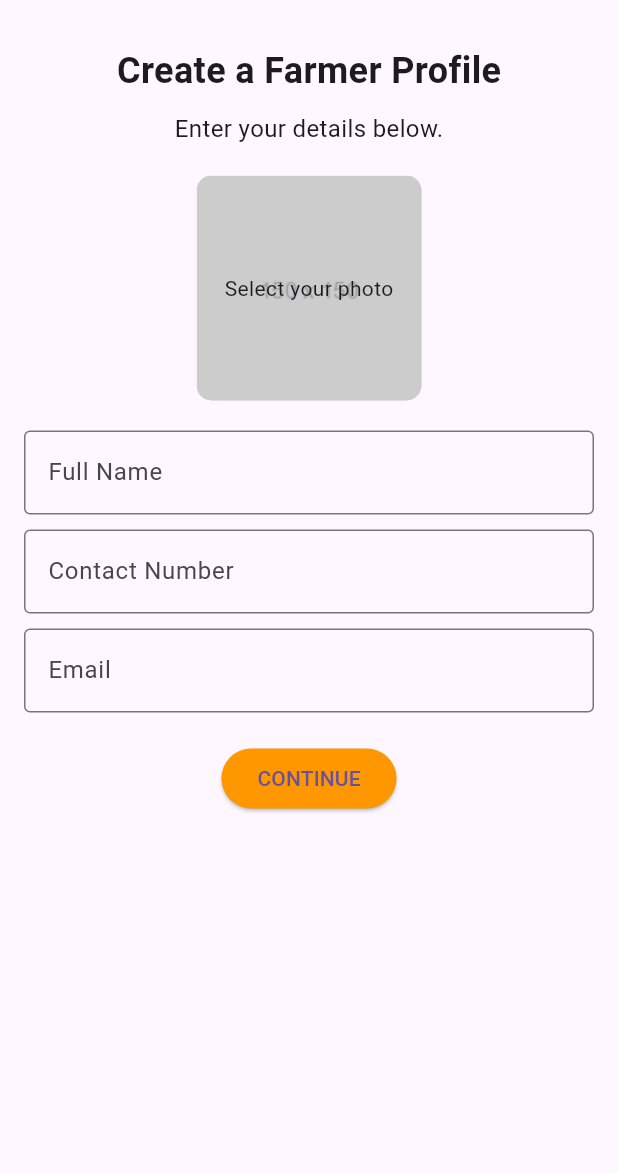
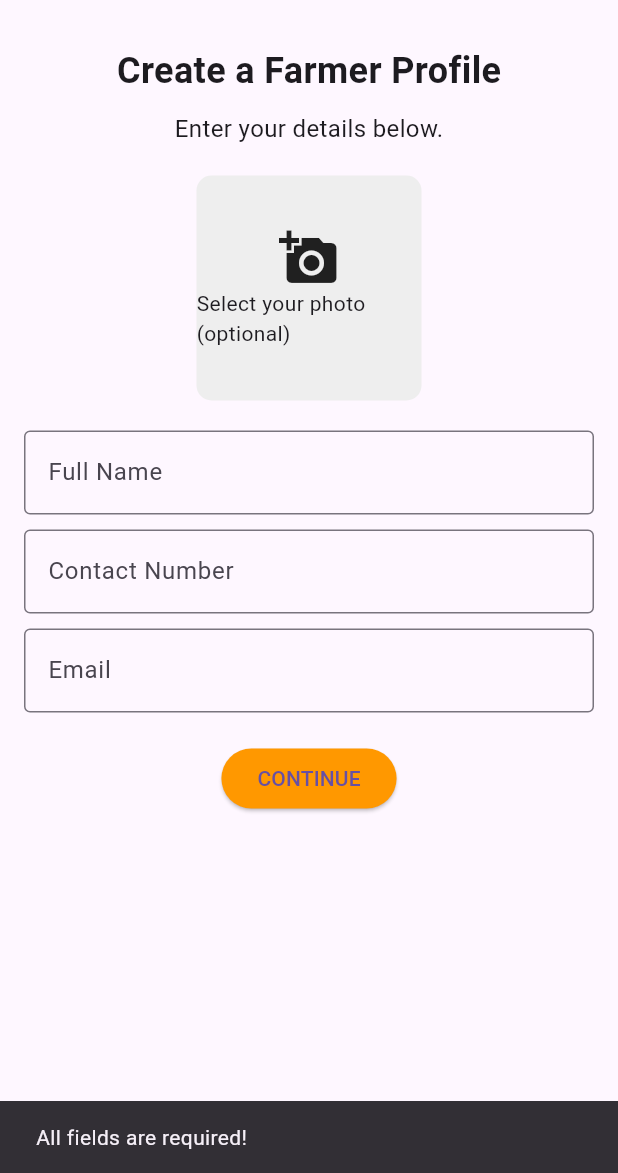
Before and after one commit to fagojs/FarmConnect, a Flutter app: the CreateFarmerPersonalProfile screen opened directly, after a tap on "CONTINUE", on a phone screen of 412 x 824 dp, the part 63-1236 px from its top. Run offline on Flutter 3.47's test engine with Material 3 defaults, Android fonts, the phone set to English and light mode, and no system bars; our stand-ins replace image_picker.

Commit message:
form-field validation

```diff
--- a/lib/screens/farmer/create_farmer_profile/personal.dart
+++ b/lib/screens/farmer/create_farmer_profile/personal.dart
@@ -32,6 +32,13 @@ class _CreateFarmerPersonalProfileState extends State<CreateFarmerPersonalProfil
 
     // Function to navigate to farm info form
   void _goToFarmInfo() {
+     // Check if any field is empty
+    if (email.isEmpty || fullName.isEmpty || contactNumber.isEmpty) {
+      ScaffoldMessenger.of(context).showSnackBar(
+        SnackBar(content: Text('All fields are required!')),
+      );
+      return;
+    }
     Navigator.push(
       context,
       MaterialPageRoute(
@@ -174,15 +181,17 @@ class _CreateFarmerPersonalProfileState extends State<CreateFarmerPersonalProfil
                         decoration: BoxDecoration(
                           color: Colors.grey[200],
                           borderRadius: BorderRadius.circular(10),
-                          image: DecorationImage(image: AssetImage('images/placeholder_img.png'),
-                          fit:BoxFit.cover),
+                          //image: DecorationImage(image: AssetImage('images/placeholder_img.png'),
+                          //fit:BoxFit.cover),
                         ),
                         child: Center(
                           child: Column(
                             mainAxisAlignment: MainAxisAlignment.center,
                             children: [
-                              // Icon(Icons.add_a_photo, size: 40),
-                              Text('Select your photo'),
+                              Icon(Icons.add_a_photo, size: 40),
+                              Text(
+                                'Select your photo (optional)'
+                              ),
                             ],
                           ),
                         ),
@@ -226,7 +235,9 @@ class _CreateFarmerPersonalProfileState extends State<CreateFarmerPersonalProfil
               ),
               SizedBox(height: 20),
               ElevatedButton(
-                onPressed: (){_goToFarmInfo;},
+                onPressed: (){
+                  _goToFarmInfo();
+                  },
                 child: Text('CONTINUE'),
                 style: ElevatedButton.styleFrom(
                   backgroundColor: Colors.orange, // background
```
Also changed, not shown: lib/screens/farmer/create_farmer_profile/farm_information.dart (+17 -7 lines).
